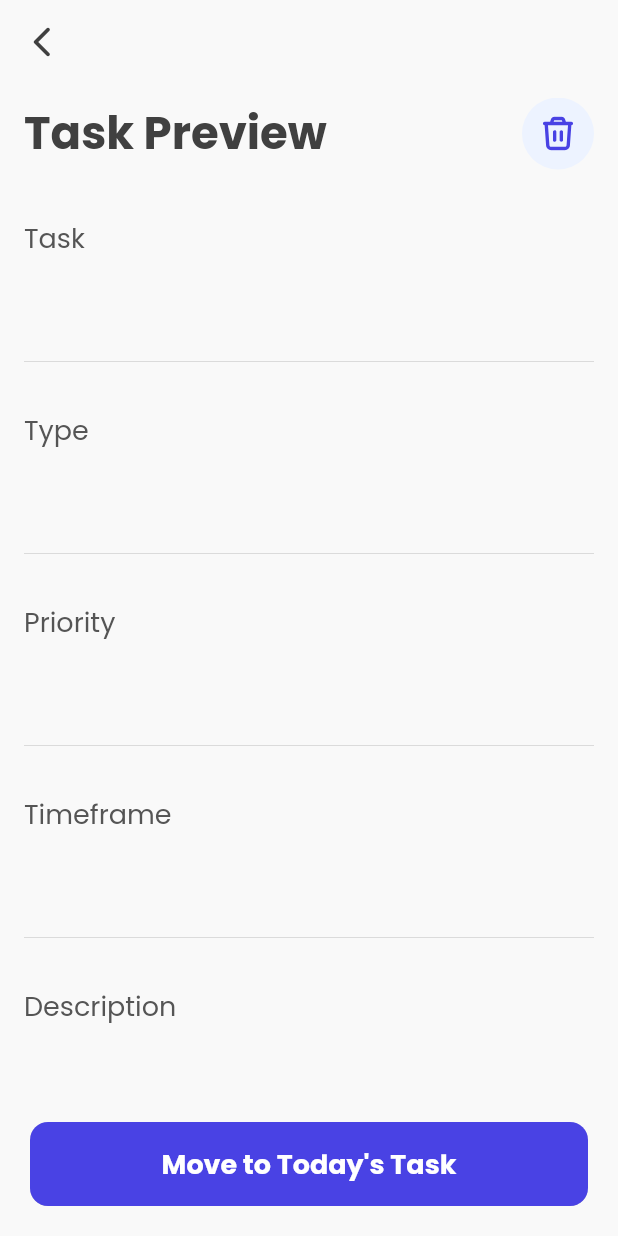
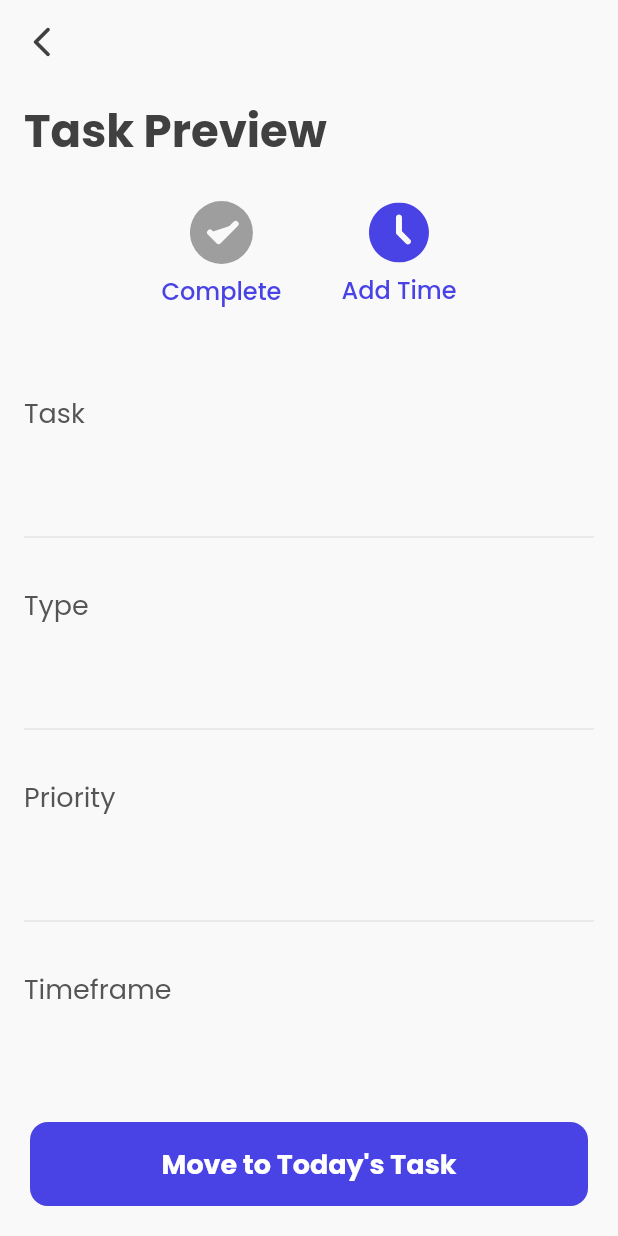
Before and after one commit to abbas-25/todo-sample-task, a Flutter app: the TaskDetailsPage screen opened directly with empty values, on a phone screen of 412 x 824 dp. Run offline on Flutter 3.47's test engine with Material 2 defaults, Android fonts, the phone set to English and light mode, and no system bars; our stand-ins replace appwrite, flutter_screenutil, flutter_speed_dial, flutter_svg; network calls fail.

Commit message:
added task completion logic

```diff
--- a/lib/src/models/task.dart
+++ b/lib/src/models/task.dart
@@ -43,6 +43,7 @@ class Task {
     DateTime? expectedCompletion,
     String? goalId,
     bool? isMarkedForToday,
+    bool? isCompleted,
   }) {
     return Task(
       id: id ?? this.id,
@@ -55,6 +56,7 @@ class Task {
       expectedCompletion: expectedCompletion ?? this.expectedCompletion,
       goalId: goalId ?? this.goalId,
       isMarkedForToday: isMarkedForToday ?? this.isMarkedForToday,
+      isCompleted: isCompleted ?? this.isCompleted,
     );
   }
 
@@ -69,7 +71,7 @@ class Task {
       'expectedCompletion': expectedCompletion?.toString(),
       'goalId': goalId,
       'isMarkedForToday': isMarkedForToday,
-      'isCompleted': false,
+      'isCompleted': isCompleted,
     };
   }
 
--- a/lib/src/providers/goal_details_provider.dart
+++ b/lib/src/providers/goal_details_provider.dart
@@ -48,6 +48,8 @@ class GoalDetailsProvider with ChangeNotifier {
             )
             .toMap(),
       );
+
+      // todo complete all tasks for goal ?
 
       await fetchGoal(goal!.id);
     } catch (exception) {
--- a/lib/src/views/task_details/task_details_page.dart
+++ b/lib/src/views/task_details/task_details_page.dart
@@ -1,15 +1,14 @@
 // ignore_for_file: public_member_api_docs, sort_constructors_first
 import 'package:flutter/material.dart';
-import 'package:flutter_svg/flutter_svg.dart';
 import 'package:provider/provider.dart';
 
 import 'package:todo_sample/src/common_widgets/page_header.dart';
 import 'package:todo_sample/src/common_widgets/primary_appbar.dart';
 import 'package:todo_sample/src/common_widgets/primary_button.dart';
-import 'package:todo_sample/src/config/app_theme.dart';
 import 'package:todo_sample/src/providers/edit_tasks_provider.dart';
 import 'package:todo_sample/src/providers/task_details_provider.dart';
 import 'package:todo_sample/src/utils/utils.dart';
+import 'package:todo_sample/src/views/goal_details/goal_details_page.dart';
 import 'package:todo_sample/src/views/task_details/widgets/single_task_preview_detail_widget.dart';
 
 import '../../models/task.dart';
@@ -31,11 +30,18 @@ class _TaskDetailsPageState extends State<TaskDetailsPage> {
   void initState() {
     detailsProvider = Provider.of<TaskDetailsProvider>(context, listen: false);
     Future.delayed(Duration.zero, () {
+      detailsProvider.updateCompletedStatus(widget.task);
       if (widget.task.goalId != null) {
         detailsProvider.fetchGoal(widget.task.goalId!);
       }
     });
     super.initState();
+  }
+
+  @override
+  void dispose() {
+    detailsProvider.reset();
+    super.dispose();
   }
 
   @override
@@ -58,6 +64,9 @@ class _TaskDetailsPageState extends State<TaskDetailsPage> {
                           crossAxisAlignment: CrossAxisAlignment.start,
                           children: [
                             _buildPageHeader(context),
+                            const SizedBox(height: 24),
+                            _buildOptions() ,
+                            const SizedBox(height: 24),
                             const SizedBox(height: 32),
                             SingleTaskPreviewDetailWidget(
                               title: "Task",
@@ -160,28 +169,58 @@ class _TaskDetailsPageState extends State<TaskDetailsPage> {
         preferredSize: Size(double.infinity, 65), child: PrimaryAppBar());
   }
 
-  PageHeader _buildPageHeader(BuildContext context) {
-    return PageHeader(
-      title: "Task Preview",
-      trailingIcon: InkWell(
-        onTap: () {
-          Provider.of<EditTaskProvider>(context, listen: false)
-              .deleteDocument(widget.task)
-              .then((value) => Navigator.of(context).pop(true));
-        },
-        child: Container(
-          height: 48,
-          width: 48,
-          decoration: const BoxDecoration(
-            color: Color(0xffEDF3FF),
-            shape: BoxShape.circle,
-          ),
-          child: Center(
-            child: SvgPicture.asset("assets/icons/dustbin.svg",
-                height: 23.33, width: 21, color: AppTheme.primaryColor),
+  Widget _buildOptions() {
+    return Row(
+      mainAxisAlignment: MainAxisAlignment.center,
+      children: [
+        ValueListenableBuilder(
+          valueListenable: detailsProvider.isCompleted,
+          builder: (c, _, __) => DetailsPageOption(
+            icon: "assets/icons/complete-tick.svg",
+            state: detailsProvider.isCompleted.value,
+            title: "Complete",
+            onTap: () {
+              detailsProvider.toggleTaskComplete(widget.task);
+            },
           ),
         ),
-      ),
+        const SizedBox(
+          width: 40,
+        ),
+        DetailsPageOption(
+          icon: "assets/icons/clock.svg",
+          state: true,
+          title: "Add Time",
+          onTap: () {
+            // todo show add time poppup
+          },
+        ),
+      ],
+    );
+  }
+
+  PageHeader _buildPageHeader(BuildContext context) {
+    return const PageHeader(
+      title: "Task Preview",
+      // trailingIcon: InkWell(
+      //   onTap: () {
+      //     Provider.of<EditTaskProvider>(context, listen: false)
+      //         .deleteDocument(widget.task)
+      //         .then((value) => Navigator.of(context).pop(true));
+      //   },
+      //   child: Container(
+      //     height: 48,
+      //     width: 48,
+      //     decoration: const BoxDecoration(
+      //       color: Color(0xffEDF3FF),
+      //       shape: BoxShape.circle,
+      //     ),
+      //     child: Center(
+      //       child: SvgPicture.asset("assets/icons/dustbin.svg",
+      //           height: 23.33, width: 21, color: AppTheme.primaryColor),
+      //     ),
+      //   ),
+      // ),
     );
   }
 }
```
Also changed, not shown: lib/src/providers/task_details_provider.dart (+51 -3 lines).
